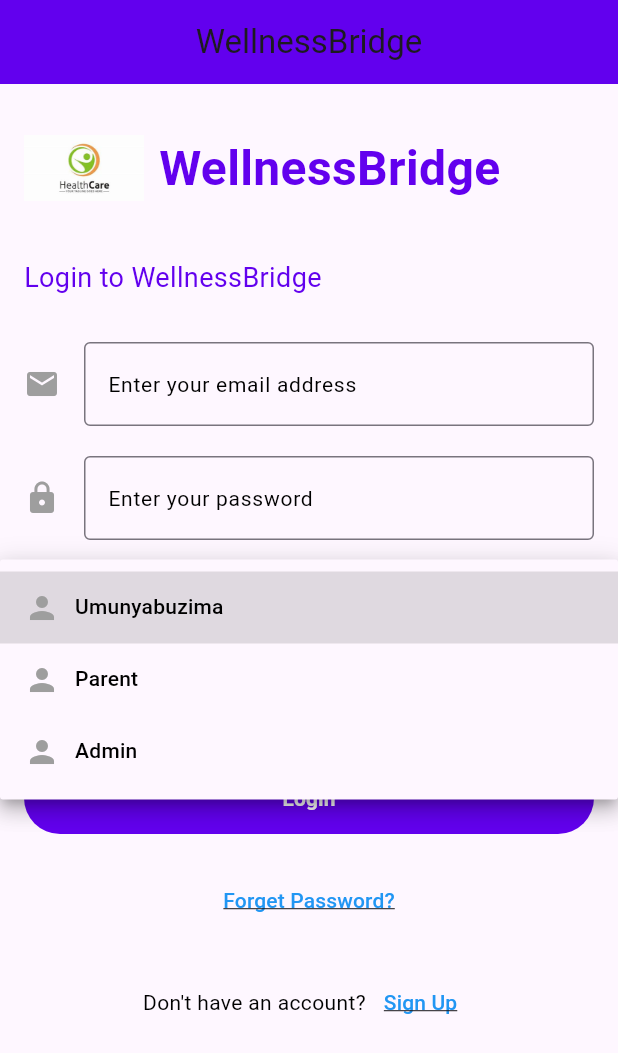
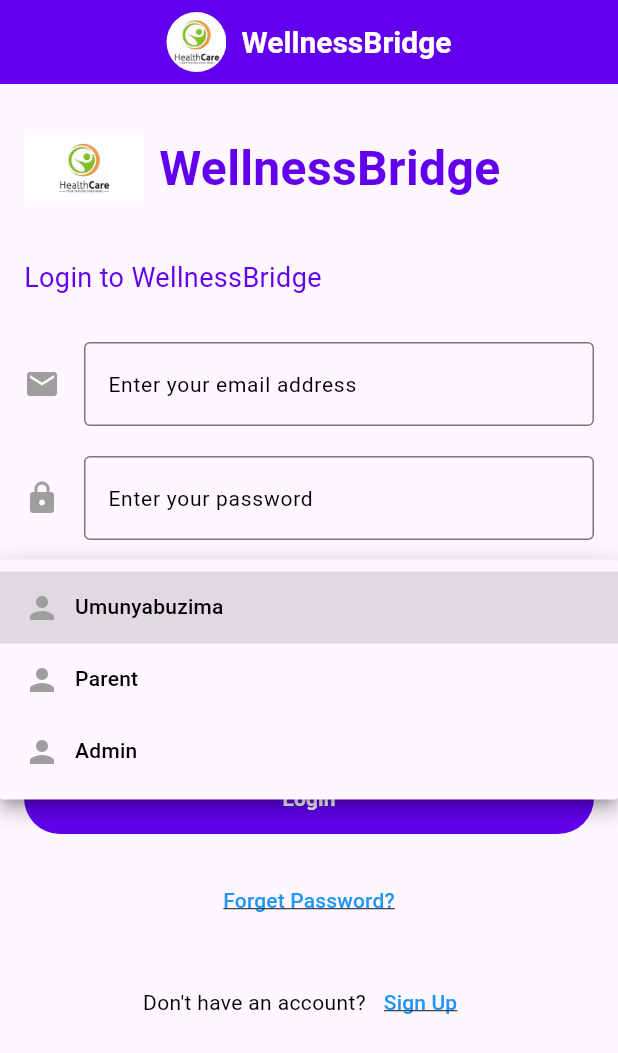
Before and after one commit to jadofils/WellnessBridge, a Flutter app: the screen it shows after launch, after a tap on "Select Role", on a phone screen of 412 x 824 dp. Shown: the top 1053 px of the screen. Run offline on Flutter 3.47's test engine with Material 3 defaults, Android fonts, the phone set to English and light mode, and no system bars.

Commit message:
Changes made on up bar to set app logo

```diff
--- a/lib/HomePages/login.dart
+++ b/lib/HomePages/login.dart
@@ -2,7 +2,6 @@ import 'package:flutter/material.dart';
 import 'package:health_assistant_app/HomePages/forgetpassword.dart';
 import 'package:health_assistant_app/HomePages/signup.dart';
 import 'package:health_assistant_app/theme/theme.dart';
-
 
 class LoginPage extends StatefulWidget {
   @override
@@ -17,10 +16,37 @@ class _LoginPageState extends State<LoginPage> {
   Widget build(BuildContext context) {
     return Scaffold(
       appBar: AppBar(
-        title: Text('WellnessBridge'),
+        title: Row(
+          mainAxisAlignment: MainAxisAlignment.center,
+          children: [
+            ClipRRect(
+              borderRadius: BorderRadius.circular(
+                50,
+              ), // Makes the image circular
+              child: Image.asset(
+                'assets/uploads/logo.png', // Replace with the correct path
+                height: 40, // Adjust as needed
+                width: 40, // Adjust as needed
+                fit:
+                    BoxFit
+                        .cover, // Ensures the image fits inside the circular shape
+              ),
+            ),
+            SizedBox(width: 10), // Space between logo and title
+            Text(
+              'WellnessBridge', // Project title
+              style: TextStyle(
+                fontSize: 20,
+                fontWeight: FontWeight.bold,
+                color: Colors.white, // Ensure visibility
+              ),
+            ),
+          ],
+        ),
         centerTitle: true,
-        backgroundColor: AppTheme.primaryColor,
+        backgroundColor: AppTheme.primaryColor, // Keep your theme color
       ),
+
       body: SingleChildScrollView(
         child: Padding(
           padding: const EdgeInsets.all(16.0),
@@ -81,14 +107,23 @@ class _LoginPageState extends State<LoginPage> {
                 ),
                 child: DropdownButton<String>(
                   value: _selectedRole, // Current selected value
-                  items: <String>['Umunyabuzima', 'Parent', 'Admin']
-                      .map<DropdownMenuItem<String>>((String value) {
+                  items:
+                      <String>[
+                        'Umunyabuzima',
+                        'Parent',
+                        'Admin',
+                      ].map<DropdownMenuItem<String>>((String value) {
                         return DropdownMenuItem<String>(
                           value: value,
                           child: Row(
                             children: [
-                          Icon(Icons.person, color: Colors.grey), // Person icon
-                          SizedBox(width: 10), // Space between icon and text
+                              Icon(
+                                Icons.person,
+                                color: Colors.grey,
+                              ), // Person icon
+                              SizedBox(
+                                width: 10,
+                              ), // Space between icon and text
                               Text(value, style: AppTheme.bodyTextStyle),
                             ],
                           ),
@@ -104,14 +139,12 @@ class _LoginPageState extends State<LoginPage> {
                     children: [
                       Icon(Icons.person, color: Colors.grey), // Hint icon
                       SizedBox(width: 10), // Space between icon and text
-                      Text(
-                        'Select Role',
-                        style: AppTheme.bodyTextStyle,
-                      ),
+                      Text('Select Role', style: AppTheme.bodyTextStyle),
                     ],
                   ),
                   icon: Icon(Icons.arrow_drop_down), // Dropdown icon
-                  underline: SizedBox(), // Remove the default underline (optional)
+                  underline:
+                      SizedBox(), // Remove the default underline (optional)
                 ),
               ),
               SizedBox(height: 30),
@@ -169,7 +202,9 @@ class _LoginPageState extends State<LoginPage> {
                       // Navigate to Sign Up Screen
                       Navigator.push(
                         context,
-                        MaterialPageRoute(builder: (context) => ForgetPasswordPage()), // Replace with your SignUpPage widget
+                        MaterialPageRoute(
+                          builder: (context) => ForgetPasswordPage(),
+                        ), // Replace with your SignUpPage widget
                       );
                     },
                     child: Text(
@@ -194,7 +229,9 @@ class _LoginPageState extends State<LoginPage> {
                       // Navigate to Sign Up Screen
                       Navigator.push(
                         context,
-                        MaterialPageRoute(builder: (context) => SignUpPage()), // Replace with your SignUpPage widget
+                        MaterialPageRoute(
+                          builder: (context) => SignUpPage(),
+                        ), // Replace with your SignUpPage widget
                       );
                     },
                     child: Text(
--- a/lib/main.dart
+++ b/lib/main.dart
@@ -2,10 +2,10 @@ import 'package:flutter/material.dart';
 import 'package:health_assistant_app/HomePages/login.dart';
 
 void main() {
-  runApp(LandingPage());
+  runApp(MyApp());
 }
 
-class LandingPage extends StatelessWidget {
+class MyApp extends StatelessWidget {
   @override
   Widget build(BuildContext context) {
     return MaterialApp(
```
Also changed, not shown: assets/icons/logo.png (added), 1 other file. Lines whose indentation alone changed are shown as unchanged.
